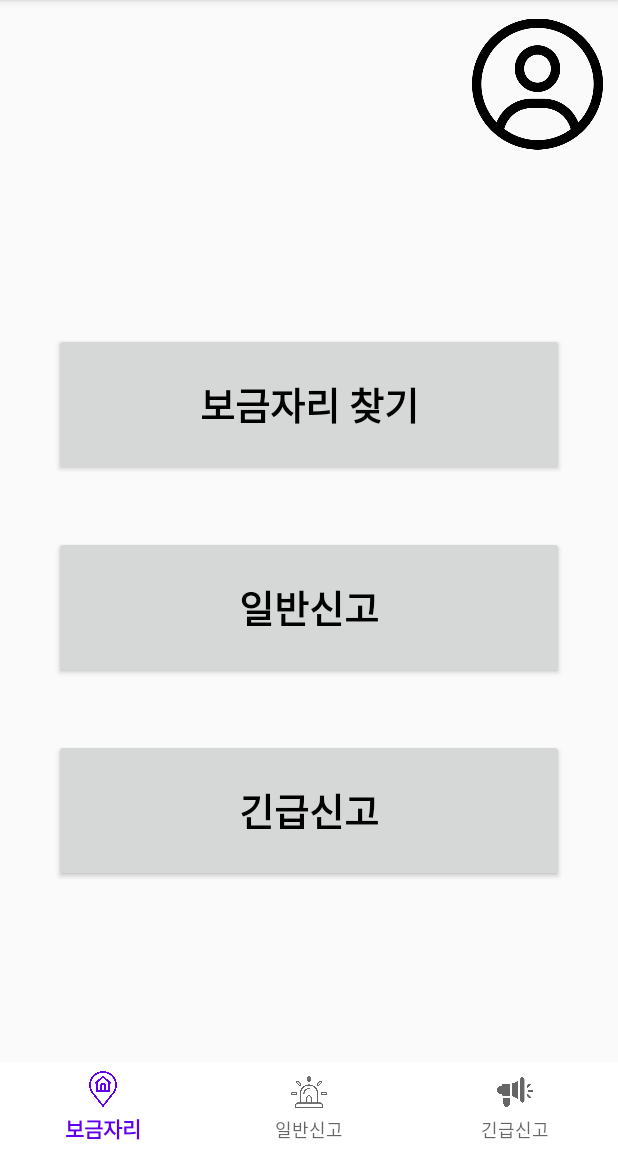
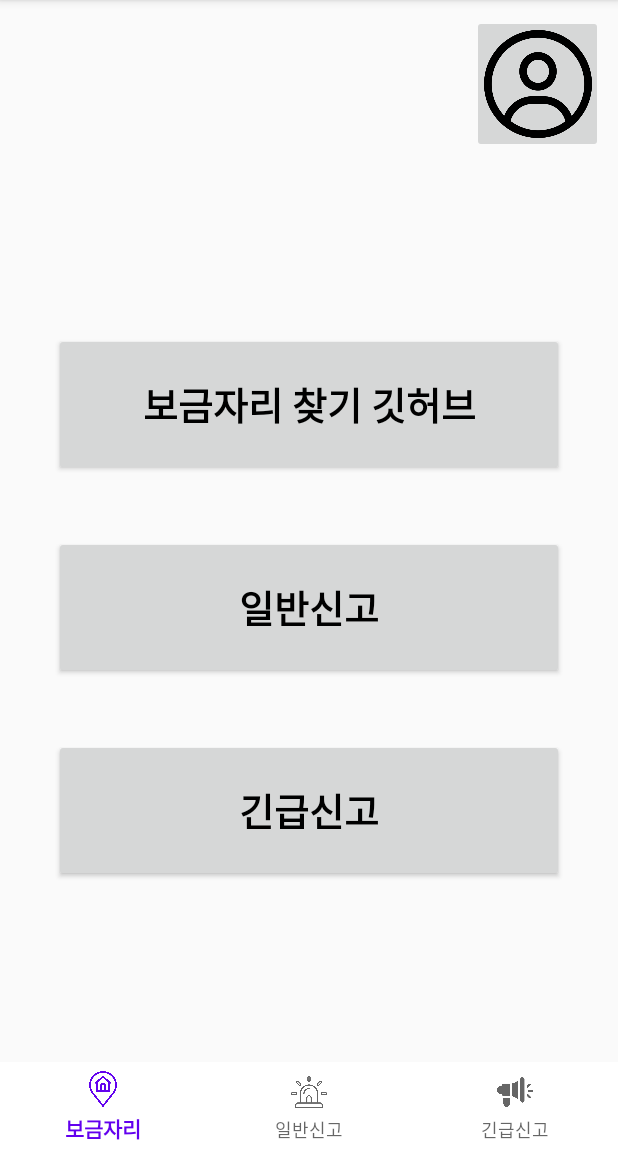
Before and after one commit to capstone123999/capstone123999, an Android app: the MainActivity screen opened directly, with no data from a screen before it, on a phone screen of 412 x 824 dp, the part 84-1236 px from its top. Run offline under Robolectric (Android 15) with nearby library versions, the phone set to English and light mode, and no system bars; our stand-ins replace Volley; network calls fail.

Commit message:
j first commit

```diff
--- a/app/src/main/res/layout/activity_teenager_main.xml
+++ b/app/src/main/res/layout/activity_teenager_main.xml
@@ -17,14 +17,16 @@
         android:orientation="vertical"
         android:layout_weight="1">
 
-        <ImageView
+        <ImageButton
             android:id="@+id/teenagerMainMyPageImage"
             android:layout_width="87dp"
             android:layout_height="92dp"
             android:layout_gravity="right"
             android:layout_marginTop="10dp"
             android:layout_marginRight="10dp"
-            app:srcCompat="@drawable/mypage" />
+            android:scaleType="centerCrop"
+            android:src="@drawable/mypage" />
+
 
 
         <LinearLayout
@@ -42,7 +44,7 @@
                 android:textSize="25sp"
                 android:textStyle="bold"
                 android:textColor="@color/black"
-                android:text="보금자리 찾기" />
+                android:text="보금자리 찾기 깃허브" />
 
             <Button
                 android:id="@+id/teenagerMainNotify"
```
